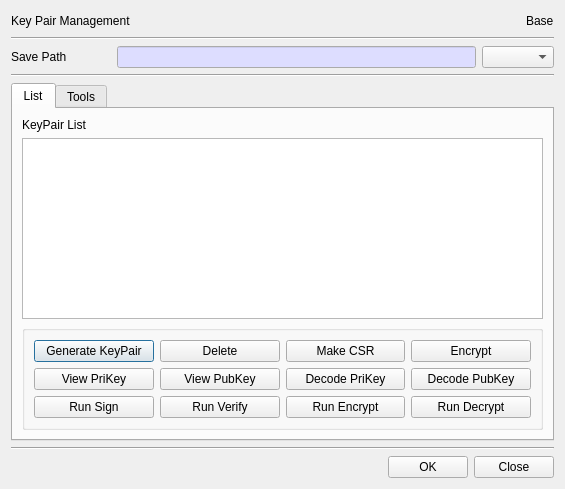
Before: the Qt Designer form BerEditor/key_pair_man_dlg.ui in jykim74/BerEditor, drawn with Qt 5.
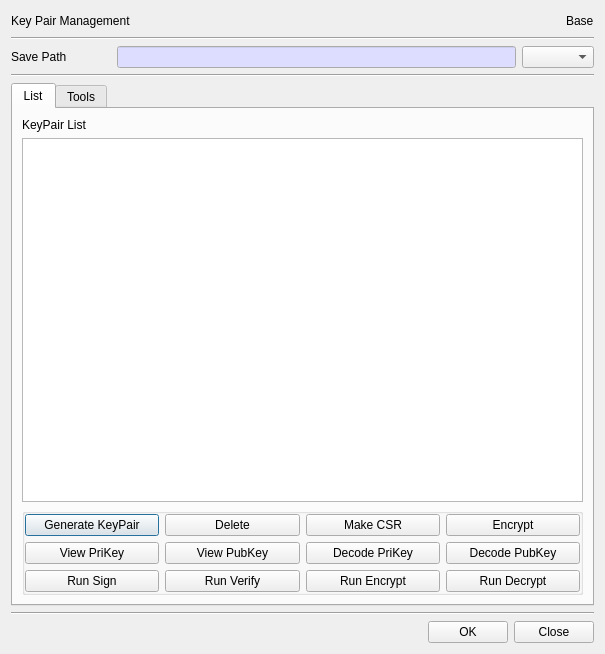
After: the same form once the commit is applied. The open tabs and pages were chosen to show the change.

```diff
--- a/BerEditor/key_pair_man_dlg.ui
+++ b/BerEditor/key_pair_man_dlg.ui
@@ -6,8 +6,8 @@
    <rect>
     <x>0</x>
     <y>0</y>
-    <width>562</width>
-    <height>489</height>
+    <width>605</width>
+    <height>654</height>
    </rect>
   </property>
   <property name="windowTitle">
@@ -154,6 +154,18 @@
           <string/>
          </property>
          <layout class="QVBoxLayout" name="verticalLayout_4">
+          <property name="leftMargin">
+           <number>0</number>
+          </property>
+          <property name="topMargin">
+           <number>0</number>
+          </property>
+          <property name="rightMargin">
+           <number>0</number>
+          </property>
+          <property name="bottomMargin">
+           <number>0</number>
+          </property>
           <item>
            <layout class="QGridLayout" name="gridLayout_3">
             <item row="0" column="0">
```
Left out of the diff: 2 changed lines with no effect on the pictures.
